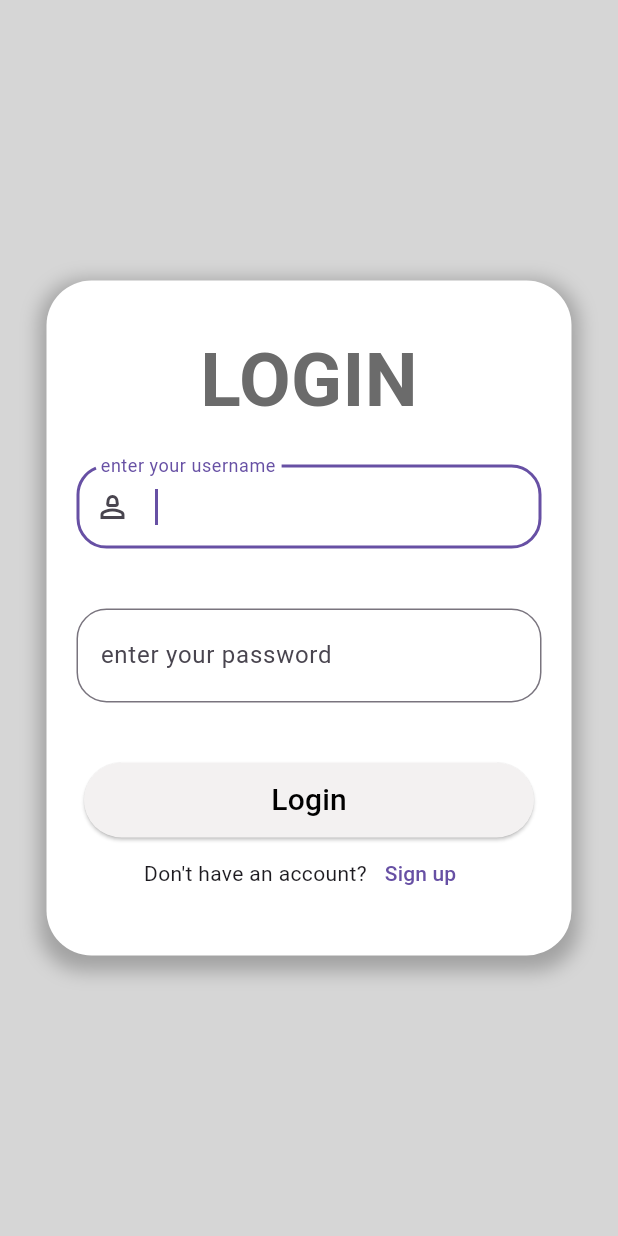
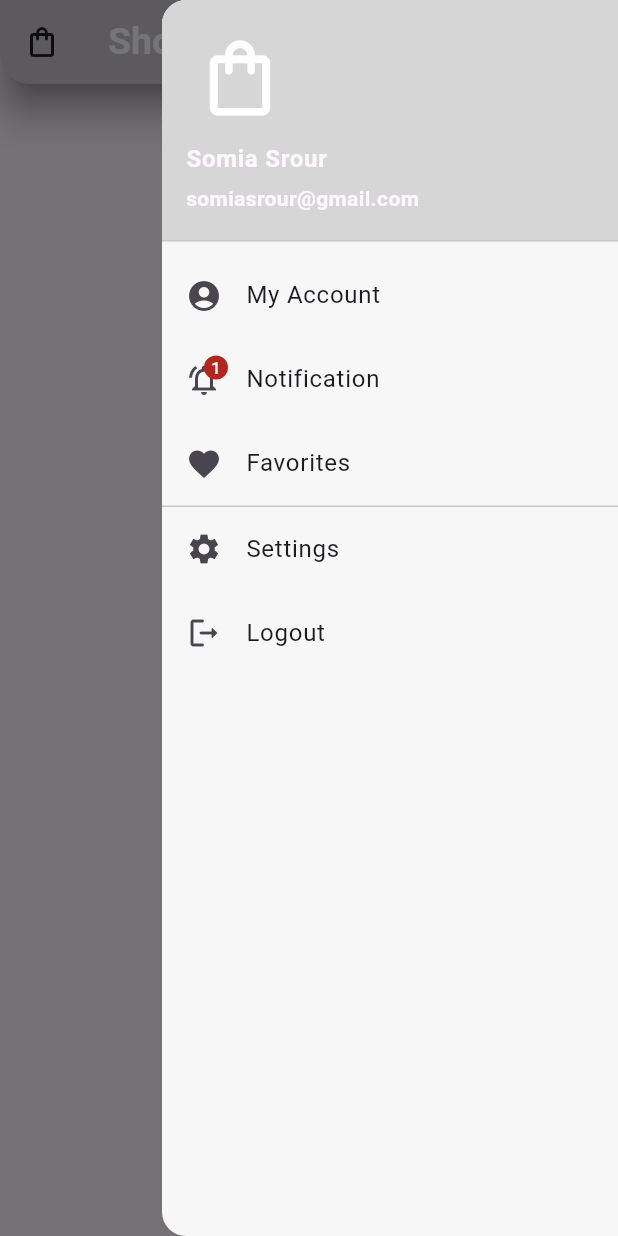
Before and after one commit to SSSomia/Graduation-Project, a Flutter app: the screen it shows after launch, with the side drawer open (before the commit the screen has no drawer), on a phone screen of 412 x 824 dp. Run offline on Flutter 3.47's test engine with Material 3 defaults, Android fonts, the phone set to English and light mode, and no system bars.

Commit message:
drawer and appBar

```diff
--- /dev/null
+++ b/graduation_project/lib/component/appBar.dart
@@ -0,0 +1,32 @@
+import 'package:flutter/material.dart';
+
+class AppBarCom extends StatefulWidget {
+  const AppBarCom({super.key});
+
+  @override
+  State<AppBarCom> createState() => _AppBarComState();
+}
+
+class _AppBarComState extends State<AppBarCom> {
+  @override
+  Widget build(BuildContext context) {
+    return AppBar(
+      title: const Text(
+        'Quraan',
+        style: TextStyle(
+          color: Colors.white,
+          fontSize: 25,
+          fontWeight: FontWeight.bold,
+        ),
+      ),
+      leading: const Icon(Icons.mosque_outlined),
+      backgroundColor: const Color.fromARGB(255, 80, 220, 185),
+      shadowColor: const Color.fromARGB(255, 107, 255, 228),
+      elevation: 10,
+      shape: const RoundedRectangleBorder(
+        borderRadius: BorderRadius.only(
+            bottomLeft: Radius.circular(20), bottomRight: Radius.circular(20)),
+      ),
+    );
+  }
+}
--- /dev/null
+++ b/graduation_project/lib/component/myDrawer.dart
@@ -0,0 +1,55 @@
+import 'package:flutter/material.dart';
+import 'package:graduation_project/pages/constant.dart';
+import 'package:graduation_project/utils/listTileDrawer.dart';
+
+class MyDrawer extends StatefulWidget {
+  const MyDrawer({super.key});
+
+  @override
+  State<MyDrawer> createState() => _MyDrawerState();
+}
+
+class _MyDrawerState extends State<MyDrawer> {
+  @override
+  Widget build(BuildContext context) {
+    return NavigationDrawer(
+      backgroundColor: const Color.fromARGB(255, 247, 247, 247),
+      children: <Widget>[
+        UserAccountsDrawerHeader(
+          accountName: const Text(
+            "Somia Srour",
+            style: TextStyle(
+              fontWeight: FontWeight.bold,
+            ),
+          ),
+          decoration: BoxDecoration(color: backgroundColor),
+          accountEmail: const Text(
+            "somiasrour@gmail.com",
+            style: TextStyle(
+              fontWeight: FontWeight.bold,
+            ),
+          ),
+          currentAccountPicture: const Icon(
+            Icons.shopping_bag_outlined,
+            size: 60,
+            color: Colors.white,
+          ),
+        ),
+        ListTileDrawer(
+            icon: const Icon(Icons.account_circle_rounded),
+            title: 'My Account'),
+        ListTile(
+          leading: Badge.count(
+              count: 1, child: const Icon(Icons.notifications_active_outlined)),
+          title: const Text('Notification'),
+        ),
+        ListTileDrawer(icon: const Icon(Icons.favorite), title: 'Favorites'),
+        const Divider(
+          height: 1,
+        ),
+        ListTileDrawer(icon: const Icon(Icons.settings), title: 'Settings'),
+        ListTileDrawer(icon: const Icon(Icons.logout_rounded), title: 'Logout'),
+      ],
+    );
+  }
+}
--- a/graduation_project/lib/main.dart
+++ b/graduation_project/lib/main.dart
@@ -1,4 +1,5 @@
 import 'package:flutter/material.dart';
+import 'package:graduation_project/pages/home/home_page.dart';
 import 'package:graduation_project/pages/login/login_page.dart';
 
 void main() {
@@ -13,7 +14,7 @@ class MyApp extends StatelessWidget {
   Widget build(BuildContext context) {
     return  MaterialApp(
       title: 'Graduation project',
-      home: LoginPage(),
+      home: HomePage(),
     );
   }
 }
--- /dev/null
+++ b/graduation_project/lib/pages/home/home_page.dart
@@ -0,0 +1,33 @@
+import 'package:flutter/material.dart';
+import 'package:graduation_project/component/myDrawer.dart';
+import 'package:graduation_project/pages/constant.dart';
+
+class HomePage extends StatelessWidget {
+  const HomePage({super.key});
+
+  @override
+  Widget build(BuildContext context) {
+    return Scaffold(
+      appBar: AppBar(
+        title: Text(
+          'Shoopy',
+          style: TextStyle(
+            color: Colors.white,
+            fontSize: 25,
+            fontWeight: FontWeight.bold,
+          ),
+        ),
+        leading: const Icon(Icons.shopping_bag_outlined),
+        backgroundColor: backgroundColor,
+        shadowColor: const Color.fromARGB(255, 98, 98, 98),
+        elevation: 10,
+        shape: const RoundedRectangleBorder(
+          borderRadius: BorderRadius.only(
+              bottomLeft: Radius.circular(20),
+              bottomRight: Radius.circular(20)),
+        ),
+      ),
+      endDrawer: MyDrawer(),
+    );
+  }
+}
--- a/graduation_project/lib/pages/login/login_page.dart
+++ b/graduation_project/lib/pages/login/login_page.dart
@@ -84,6 +84,7 @@ class _LoginPageState extends State<LoginPage> {
                           obscuringCharacter: '*',
                           decoration: InputDecoration(
                             labelText: 'enter your password',
+                            prefix: const Icon(Icons.lock_outline_rounded),
                             suffix: const Icon(Icons.remove_red_eye),
                             border: OutlineInputBorder(
                               borderRadius: BorderRadius.circular(
--- a/graduation_project/lib/pages/signup/signup_page.dart
+++ b/graduation_project/lib/pages/signup/signup_page.dart
@@ -92,6 +92,7 @@ class _SignupPageState extends State<SignupPage> {
                             obscuringCharacter: '*',
                             decoration: InputDecoration(
                               labelText: 'confirm password',
+                              prefix: const Icon(Icons.lock_outline_rounded),
                               suffix: const Icon(Icons.remove_red_eye),
                               border: OutlineInputBorder(
                                 borderRadius: BorderRadius.circular(
--- /dev/null
+++ b/graduation_project/lib/utils/listTileDrawer.dart
@@ -0,0 +1,18 @@
+import 'package:flutter/material.dart';
+
+class ListTileDrawer extends StatelessWidget {
+  late String title;
+  late Icon icon;
+  ListTileDrawer({super.key, required this.icon, required this.title});
+
+  @override
+  Widget build(BuildContext context) {
+    return ListTile(
+      leading: icon,
+      title:  Text(title),
+      onTap: () {
+        null;
+      },
+    );
+  }
+}
```
